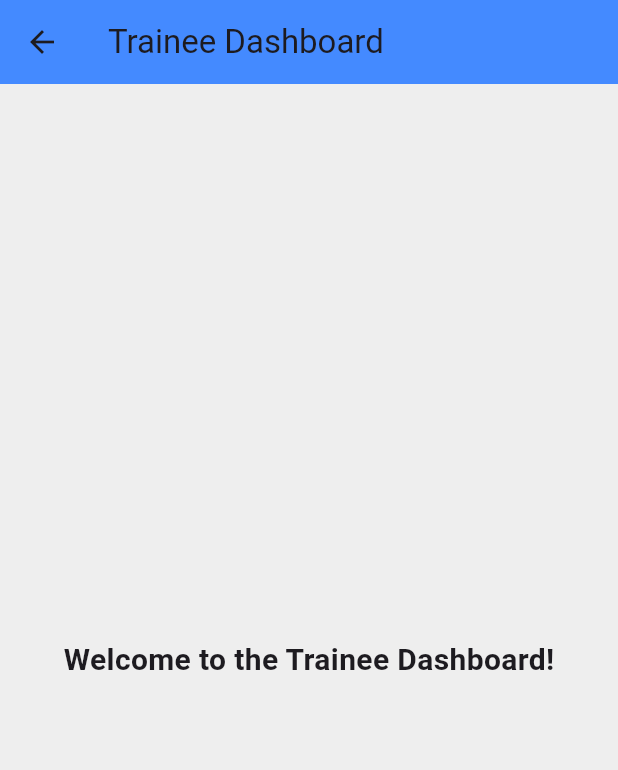
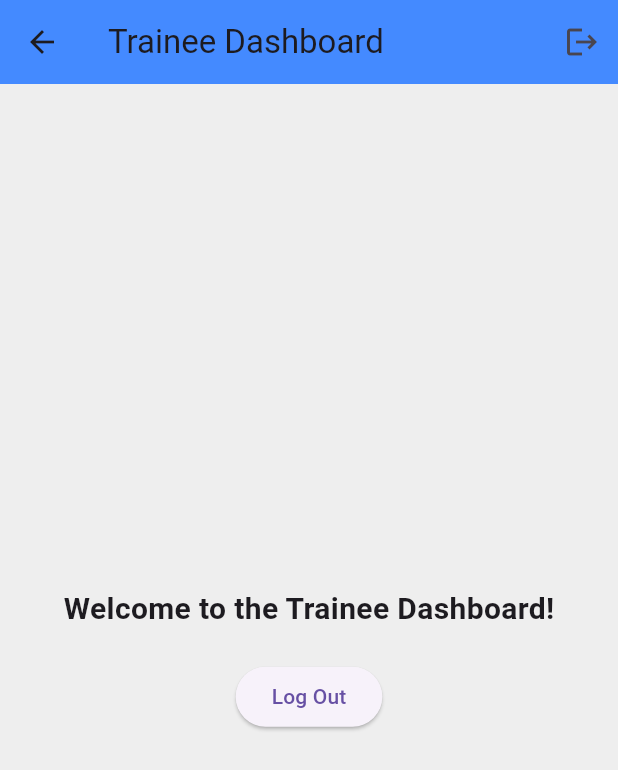
Before and after one commit to shifaaKh28/BodyAndMind, a Flutter app: the TraineeDashboard screen opened by its route, on a phone screen of 412 x 824 dp. Shown: the top 770 px of the screen. Run offline on Flutter 3.47's test engine with Material 3 defaults, Android fonts, the phone set to English and light mode, and no system bars; our stand-ins replace cloud_firestore, firebase_auth, firebase_core, google_sign_in; accounts and stored records are empty.

Commit message:
Update trainee_dashboard.dart

```diff
--- a/lib/screens/trainee_dashboard.dart
+++ b/lib/screens/trainee_dashboard.dart
@@ -1,17 +1,40 @@
 import 'package:flutter/material.dart';
+import 'package:firebase_auth/firebase_auth.dart';
 
 class TraineeDashboard extends StatelessWidget {
+  // Method to log out the user
+  Future<void> _logoutUser(BuildContext context) async {
+    await FirebaseAuth.instance.signOut(); // Log out the user
+    Navigator.pushReplacementNamed(context, '/'); // Navigate back to the main screen (or login screen)
+  }
+
   @override
   Widget build(BuildContext context) {
     return Scaffold(
       appBar: AppBar(
         title: Text('Trainee Dashboard'),
         backgroundColor: Colors.blueAccent,
+        actions: [
+          IconButton(
+            icon: Icon(Icons.logout),
+            onPressed: () => _logoutUser(context), // Call the logout method
+          ),
+        ],
       ),
       body: Center(
-        child: Text(
-          'Welcome to the Trainee Dashboard!',
-          style: TextStyle(fontSize: 20, fontWeight: FontWeight.bold),
+        child: Column(
+          mainAxisAlignment: MainAxisAlignment.center,
+          children: [
+            Text(
+              'Welcome to the Trainee Dashboard!',
+              style: TextStyle(fontSize: 20, fontWeight: FontWeight.bold),
+            ),
+            SizedBox(height: 20),
+            ElevatedButton(
+              onPressed: () => _logoutUser(context), // Call the logout method
+              child: Text('Log Out'),
+            ),
+          ],
         ),
       ),
     );
```
